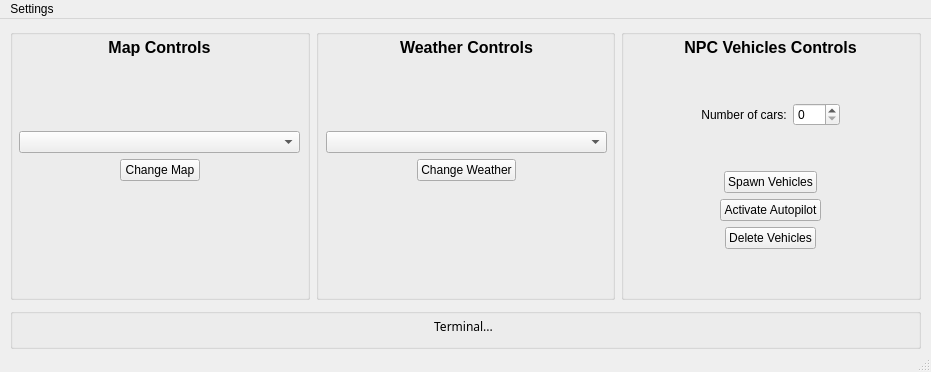
This is manager.ui in angelomorgado/CARLA-GUI-Manager as Qt 5 draws it before an edit. The edited form follows.
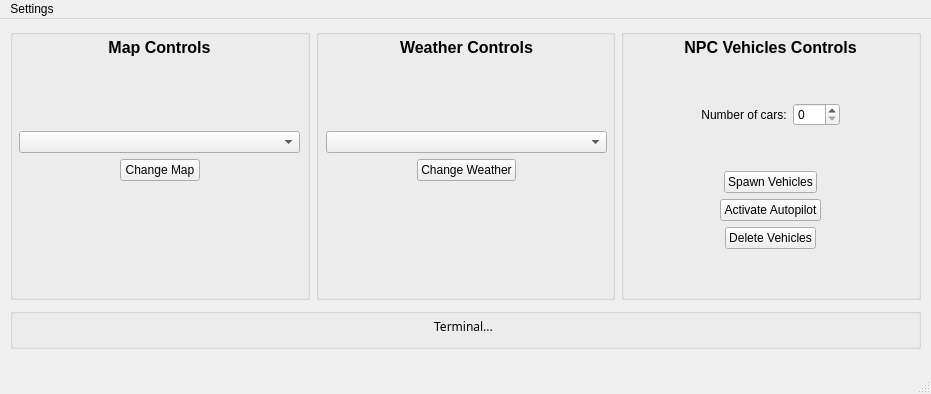
This is the edited form.

```diff
--- a/manager.ui
+++ b/manager.ui
@@ -7,7 +7,7 @@
     <x>0</x>
     <y>0</y>
     <width>931</width>
-    <height>372</height>
+    <height>394</height>
    </rect>
   </property>
   <property name="windowTitle">
```
Left out of the diff: 18 changed lines with no effect on the pictures.
